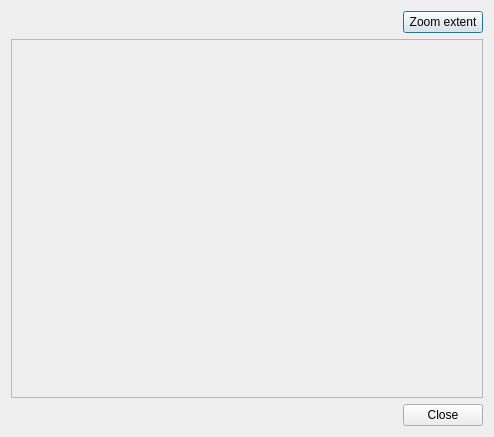
This is ui_parcellistdialog.ui in DOV-Vlaanderen/erosiebezwaren as Qt 5 draws it before an edit. The edited form follows.
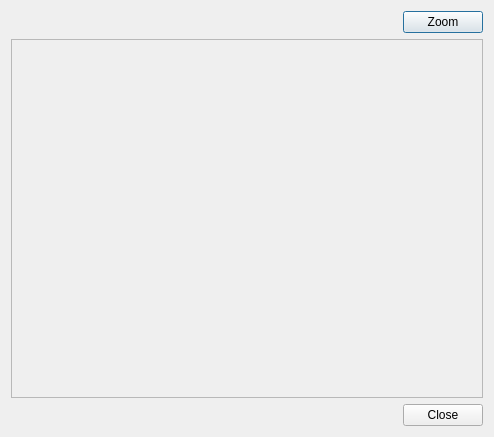
This is the edited form.

What changed in the file:
```diff
--- a/ui_parcellistdialog.ui
+++ b/ui_parcellistdialog.ui
@@ -54,7 +54,7 @@
      <item>
       <widget class="QPushButton" name="btn_zoomExtent">
        <property name="text">
-        <string>Zoom extent</string>
+        <string>Zoom</string>
        </property>
       </widget>
      </item>
```
